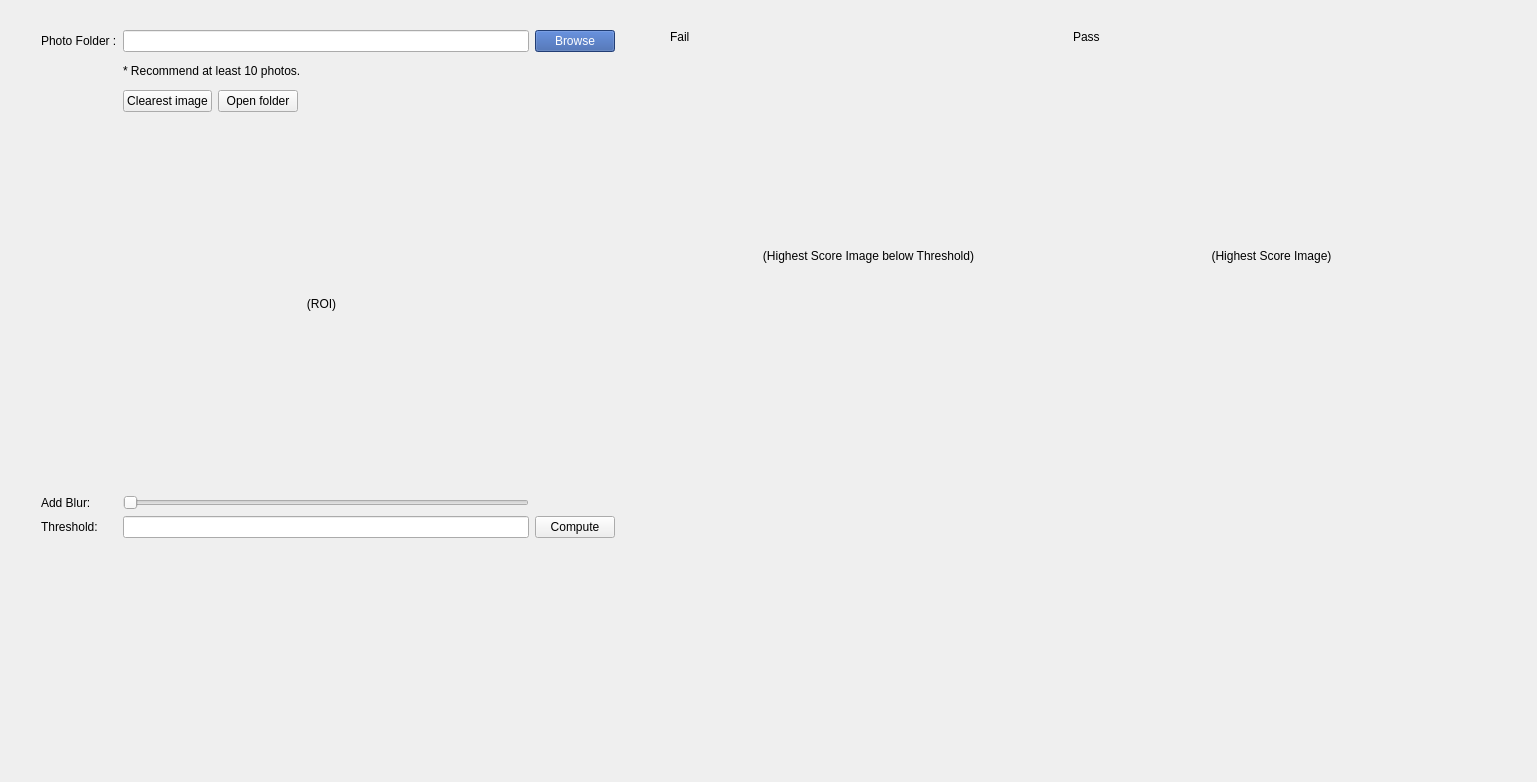
This is MTK/AF/Analysis/FocusFilter_Laplacian/UI.ui in YuTing-Fang1999/FIH-tool as Qt 5 draws it before an edit. The edited form follows.
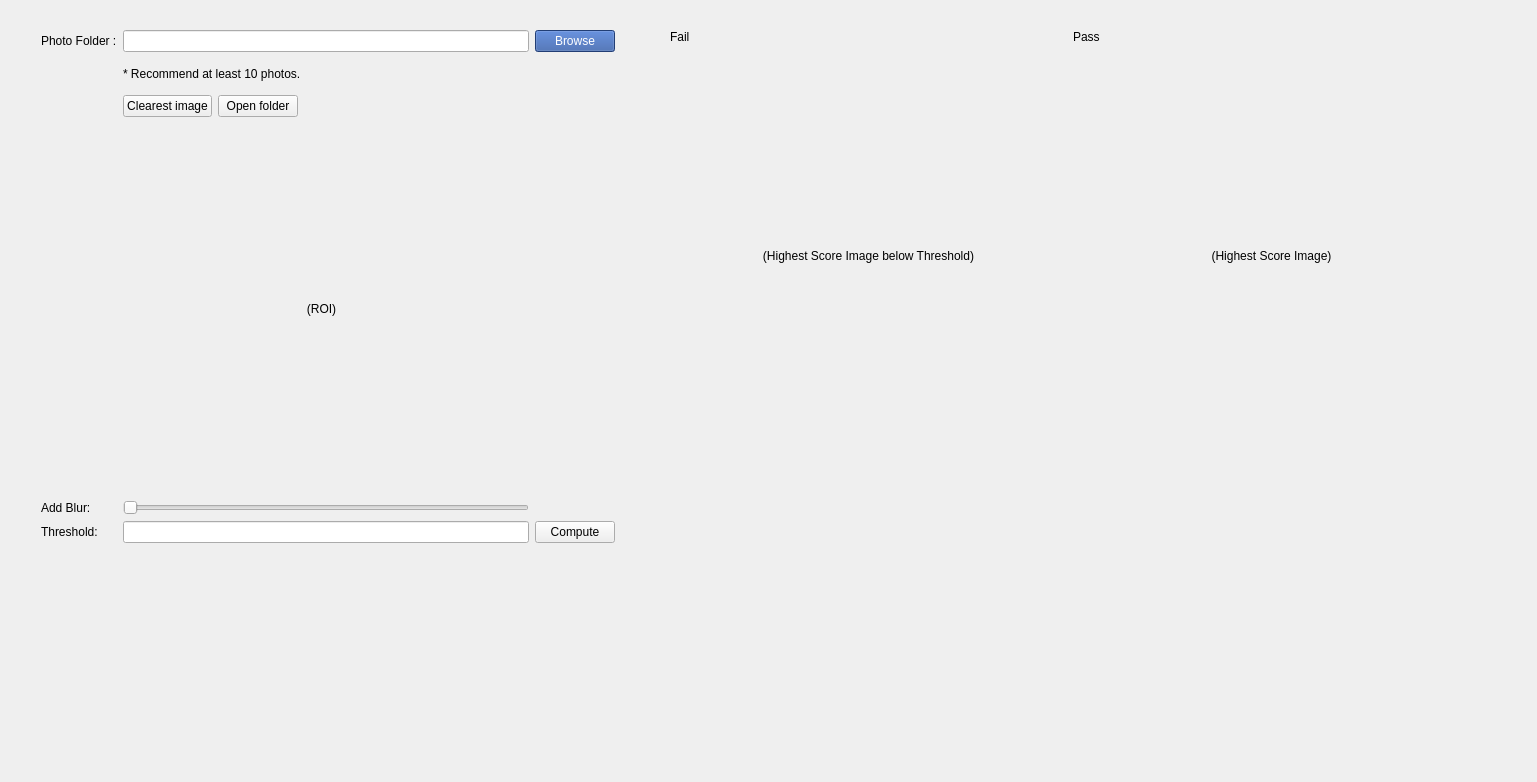
This is the edited form.

Commit message: slider UI修改

What changed in the file:
```diff
--- a/MTK/AF/Analysis/FocusFilter_Laplacian/UI.ui
+++ b/MTK/AF/Analysis/FocusFilter_Laplacian/UI.ui
@@ -19,7 +19,7 @@
      <x>41</x>
      <y>30</y>
      <width>574</width>
-     <height>508</height>
+     <height>513</height>
     </rect>
    </property>
    <layout class="QGridLayout" name="gridLayout_2">
@@ -123,9 +123,21 @@
     </item>
     <item row="4" column="1">
      <widget class="QSlider" name="slider">
+      <property name="maximum">
+       <number>15</number>
+      </property>
       <property name="orientation">
        <enum>Qt::Horizontal</enum>
       </property>
+      <property name="invertedAppearance">
+       <bool>false</bool>
+      </property>
+      <property name="invertedControls">
+       <bool>false</bool>
+      </property>
+      <property name="tickPosition">
+       <enum>QSlider::NoTicks</enum>
+      </property>
      </widget>
     </item>
     <item row="4" column="0">
```
Left out of the diff: 12 changed lines with no effect on the pictures. The commit also changes 4 other files.
